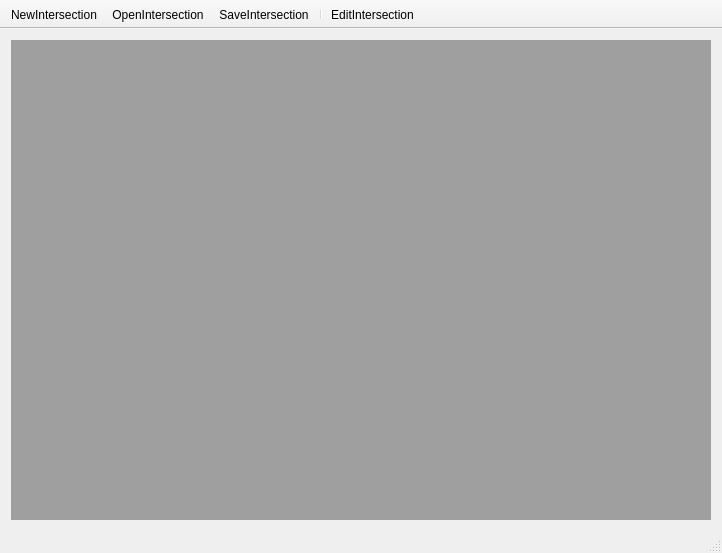
Before: the Qt Designer form MainWindow.ui in dpietruchowski/smart-intersections, drawn with Qt 5.
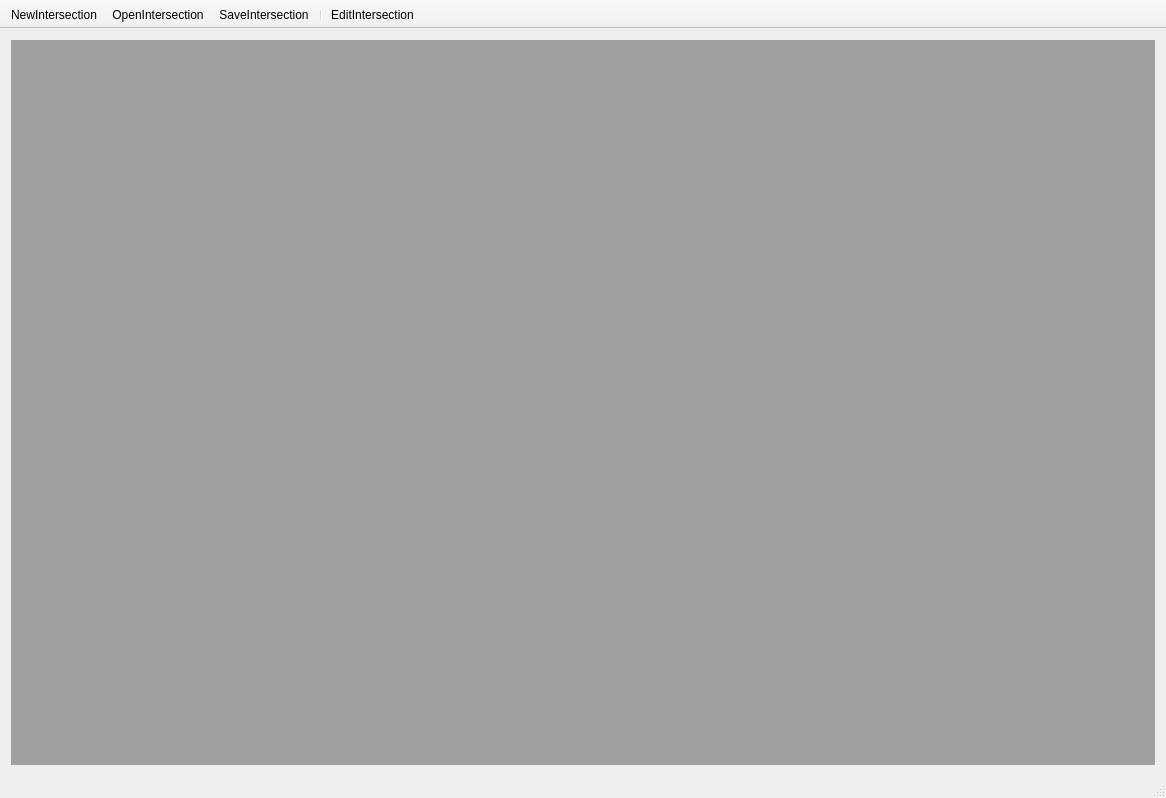
After: the same form once the commit is applied. Icons and pictures are not drawn.

```diff
--- a/MainWindow.ui
+++ b/MainWindow.ui
@@ -6,8 +6,8 @@
    <rect>
     <x>0</x>
     <y>0</y>
-    <width>722</width>
-    <height>553</height>
+    <width>1166</width>
+    <height>798</height>
    </rect>
   </property>
   <property name="windowTitle">
```
